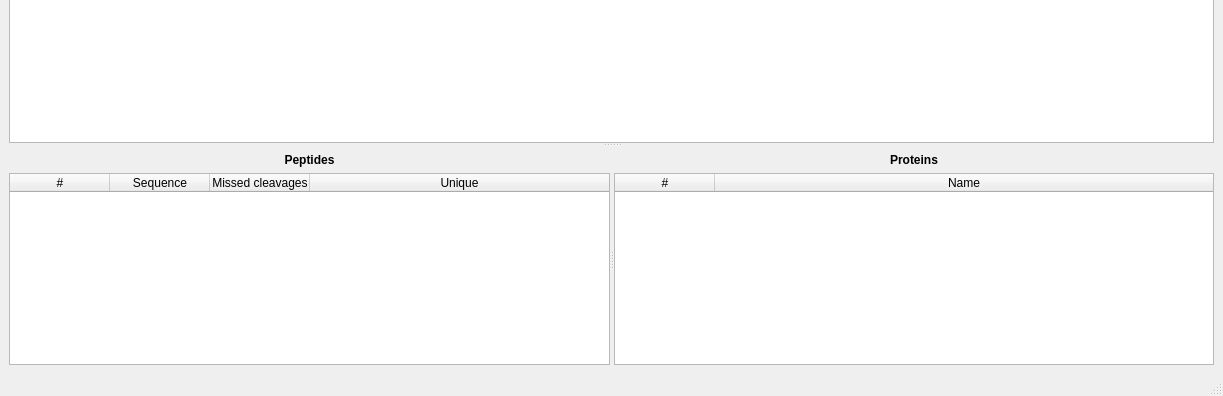
First picture: the form in ui/mainwindow.ui, repository jenche/ProteinDigester, before the edit; both pictures show x 0 to 1223 and y 293 to 689 of the 1223 by 689 pixel window.
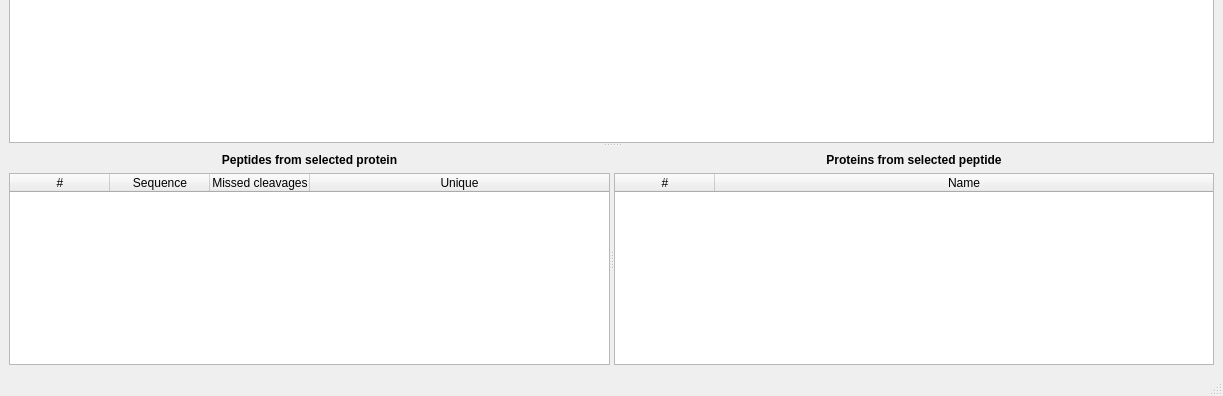
Second picture: the form after the edit. Icons and pictures are not drawn.

Commit message: - Reworked the add/remove digestion (replaced with a manage dialog) - Added index in database to speed up searches

Diff of the .ui file:
```diff
--- a/ui/mainwindow.ui
+++ b/ui/mainwindow.ui
@@ -262,7 +262,7 @@
                </sizepolicy>
               </property>
               <property name="text">
-               <string>&lt;html&gt;&lt;head/&gt;&lt;body&gt;&lt;p&gt;&lt;span style=&quot; font-weight:600;&quot;&gt;Peptides&lt;/span&gt;&lt;/p&gt;&lt;/body&gt;&lt;/html&gt;</string>
+               <string>&lt;html&gt;&lt;head/&gt;&lt;body&gt;&lt;p&gt;&lt;span style=&quot; font-weight:600;&quot;&gt;Peptides from selected protein&lt;/span&gt;&lt;/p&gt;&lt;/body&gt;&lt;/html&gt;</string>
               </property>
               <property name="alignment">
                <set>Qt::AlignCenter</set>
@@ -360,7 +360,7 @@
                </sizepolicy>
               </property>
               <property name="text">
-               <string>&lt;html&gt;&lt;head/&gt;&lt;body&gt;&lt;p&gt;&lt;span style=&quot; font-weight:600;&quot;&gt;Proteins&lt;/span&gt;&lt;/p&gt;&lt;/body&gt;&lt;/html&gt;</string>
+               <string>&lt;html&gt;&lt;head/&gt;&lt;body&gt;&lt;p&gt;&lt;span style=&quot; font-weight:600;&quot;&gt;Proteins from selected peptide&lt;/span&gt;&lt;/p&gt;&lt;/body&gt;&lt;/html&gt;</string>
               </property>
               <property name="alignment">
                <set>Qt::AlignCenter</set>
```
Left out of the diff: 12 changed lines with no effect on the pictures. The commit also changes 4 other files.
